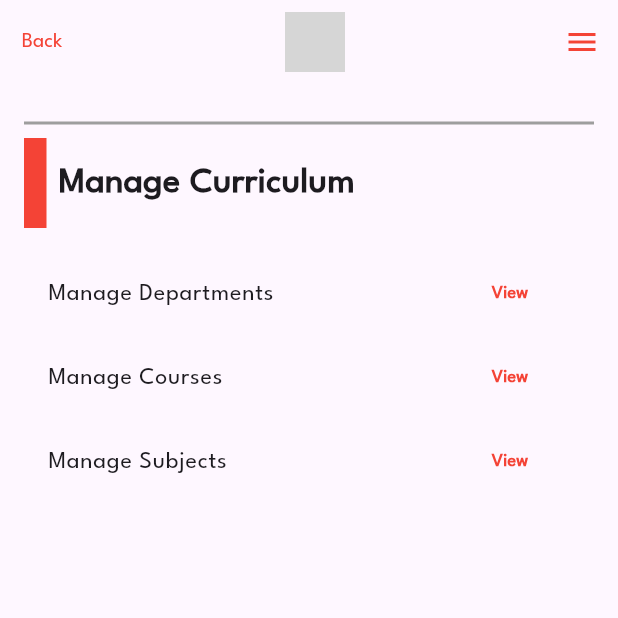
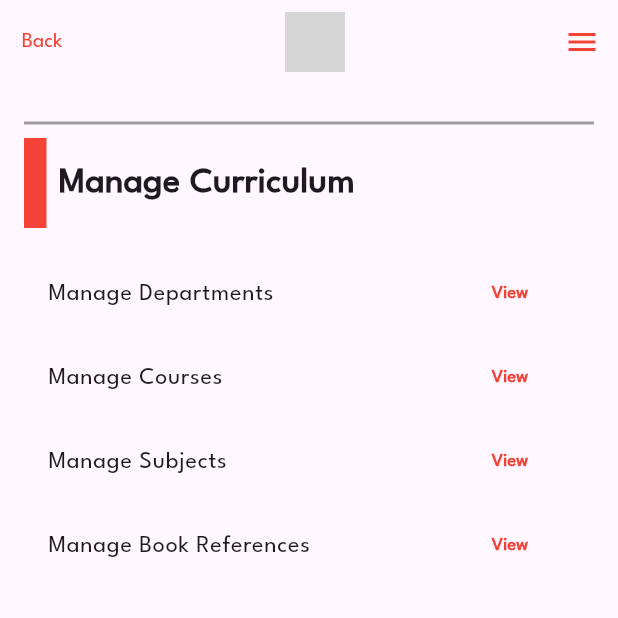
Before and after one commit to gd-salle/UNC-LibraryMS-Mobile, a Flutter app: the ManageCurriculumPage screen opened by its route, on a phone screen of 412 x 824 dp, the top half of it. Run offline on Flutter 3.47's test engine with Material 3 defaults, Android fonts, the phone set to English and light mode, and no system bars; our stand-ins replace google_fonts; network calls fail; grey boxes are pictures that could not be loaded.

Commit message:
UI and Route Update

```diff
--- a/lib/route/app_routes.dart
+++ b/lib/route/app_routes.dart
@@ -1,3 +1,4 @@
+import 'package:bookreferencemodule/screens/add_book_reference_page.dart';
 import 'package:flutter/material.dart';
 import '../screens/curriculum_page.dart';
 import '../screens/course_prospectus_page.dart';
@@ -6,6 +7,9 @@ import '../screens/admin_control_panel_page.dart';
 import '../screens/manage_curriculum_page.dart';
 import '../screens/manage_departments_page.dart';
 import '../screens/manage_course_page.dart';
+import '../screens/manage_subject_page.dart';
+import '../screens/manage_book_reference_page.dart';
+import '../screens/book_reference_page.dart';
 class AppRoutes {
   static const String curriculumPage = '/';
   static const String subjectDetailsPage = '/subject-details';
@@ -13,6 +17,10 @@ class AppRoutes {
   static const String manageCurriculumPage = '/manage-curriculum';
   static const String manageDepartmentsPage = '/manage-departments';
   static const String manageCoursesPage = '/manage-courses';
+  static const String manageSubjectsPage = '/manage-subjects';
+  static const String manageReferencePage = '/manage-reference';
+  static const String manageBookReferencePage = '/book-reference';
+  static const String addBookReferencePage = '/add-book-reference';
 
   static Map<String, WidgetBuilder> routes = {
     curriculumPage: (context) => CurriculumPage(),
@@ -24,5 +32,12 @@ class AppRoutes {
     manageCurriculumPage: (context) => ManageCurriculumPage(),
     manageDepartmentsPage: (context) => ManageDepartmentsPage(),
     manageCoursesPage: (context) => ManageCoursesPage(),
+    manageSubjectsPage: (context) => ManageSubjectsPage(),
+    manageReferencePage: (context) => ManageBookReferencePage(),
+    manageBookReferencePage:(context){
+      final String subjectName = ModalRoute.of(context)!.settings.arguments as String;
+      return ViewBookReferencePage(subjectName: subjectName);
+    },
+    addBookReferencePage: (context) => AddBookReferencePage(),
   };
 }
--- a/lib/screens/manage_curriculum_page.dart
+++ b/lib/screens/manage_curriculum_page.dart
@@ -81,7 +81,7 @@ class ManageCurriculumPage extends StatelessWidget {
               title: Text('Manage Courses'),
               trailing: TextButton(
                 onPressed: () {
-                  // Implement navigation to manage courses screen
+                  Navigator.pushNamed(context, AppRoutes.manageCoursesPage);
                 },
                 child: Text(
                   'View',
@@ -96,7 +96,22 @@ class ManageCurriculumPage extends StatelessWidget {
               title: Text('Manage Subjects'),
               trailing: TextButton(
                 onPressed: () {
-                  // Implement navigation to manage subjects screen
+                  Navigator.pushNamed(context, AppRoutes.manageSubjectsPage);
+                },
+                child: Text(
+                  'View',
+                  style: TextStyle(
+                      color: Colors.red,
+                      fontSize: 12,
+                      fontWeight: FontWeight.bold),
+                ),
+              ),
+            ),
+            ListTile(
+              title: Text('Manage Book References'),
+              trailing: TextButton(
+                onPressed: () {
+                  Navigator.pushNamed(context, AppRoutes.manageReferencePage);
                 },
                 child: Text(
                   'View',
```
Also changed, not shown: lib/screens/book_reference_page.dart (added, +105 -0 lines), lib/screens/manage_subject_page.dart (+27 -5 lines).
